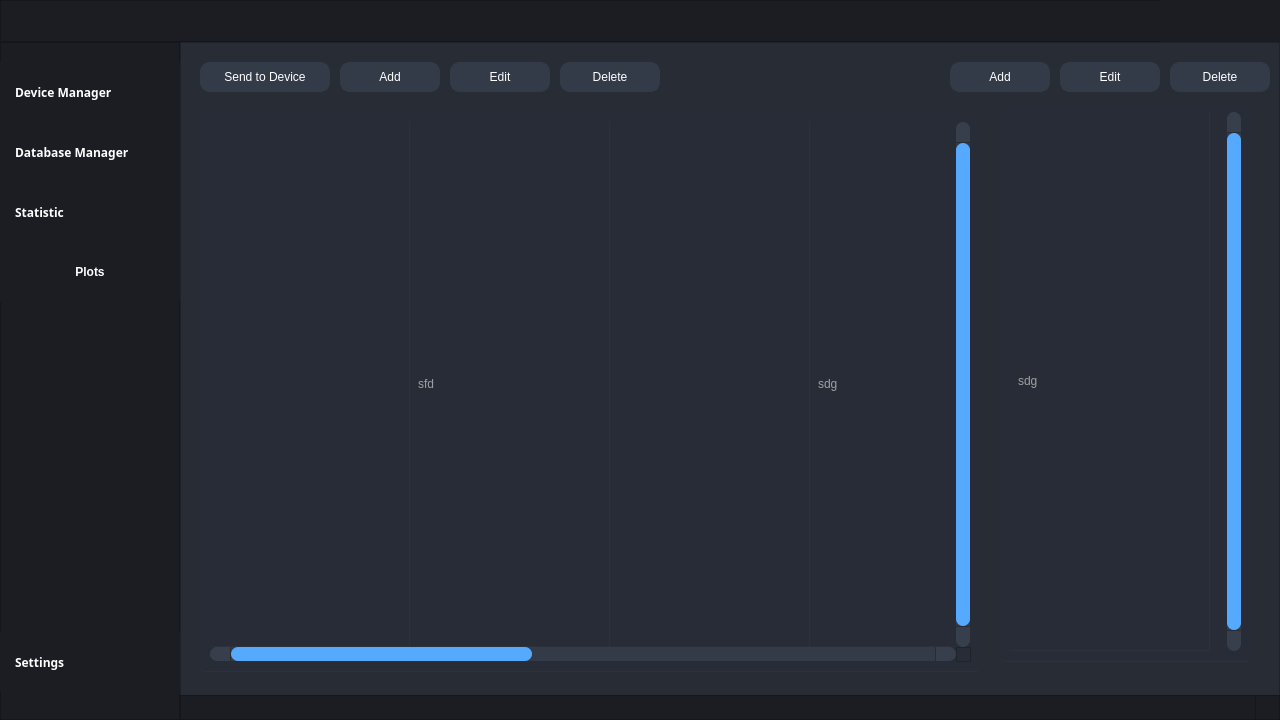
Qt form widget/form_main.ui (MetallicAlex/Thermal-Camera) before a commit.
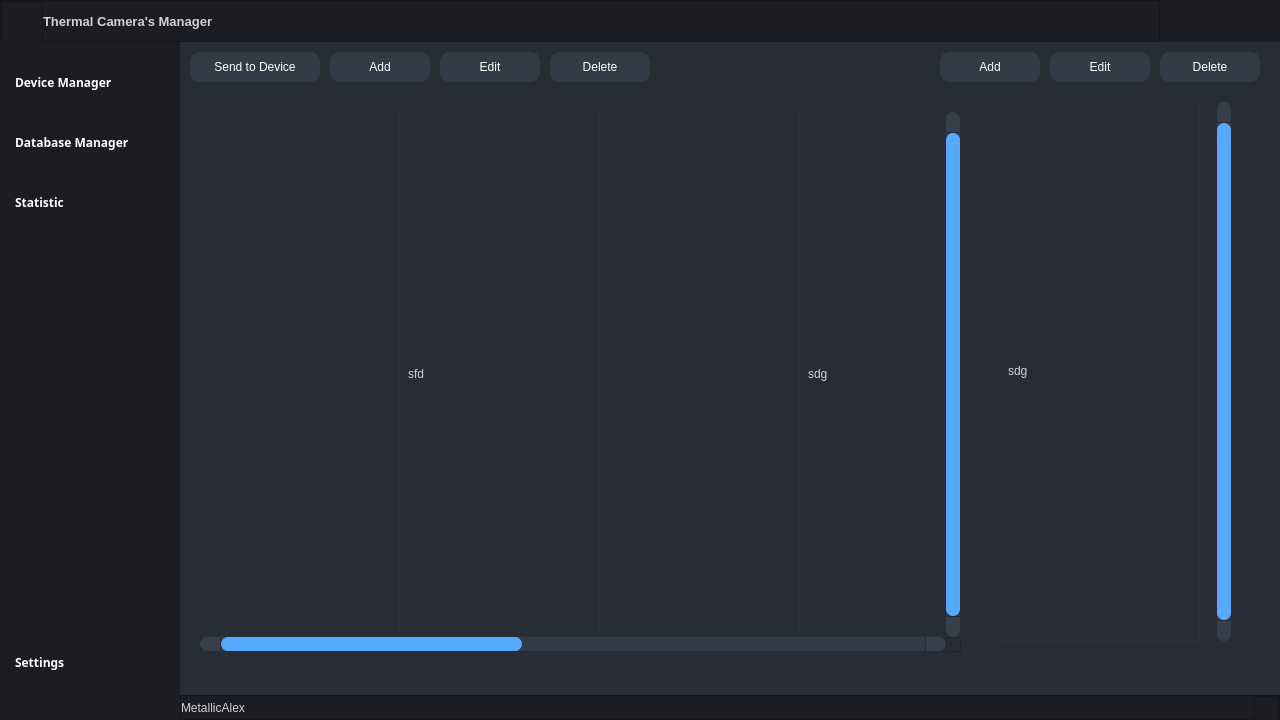
The same form after that commit. Icons and pictures are not drawn.

Commit message: add layouts for main form

Diff of the .ui file:
```diff
--- a/widget/form_main.ui
+++ b/widget/form_main.ui
@@ -10,18 +10,17 @@
     <height>720</height>
    </rect>
   </property>
+  <property name="minimumSize">
+   <size>
+    <width>1280</width>
+    <height>720</height>
+   </size>
+  </property>
   <property name="windowTitle">
    <string>Thermal Camera's Manager</string>
   </property>
-  <property name="styleSheet">
-   <string notr="true"/>
-  </property>
-  <widget class="QWidget" name="centralwidget">
-   <property name="minimumSize">
-    <size>
-     <width>1280</width>
-     <height>720</height>
-    </size>
+  <property name="toolTipDuration">
+   <number>-1</number>
    </property>
    <property name="styleSheet">
     <string notr="true">QMainWindow {background: transparent; }
@@ -32,6 +31,20 @@
 	border-radius: 2px;
 }</string>
    </property>
+  <widget class="QWidget" name="centralwidget">
+   <property name="minimumSize">
+    <size>
+     <width>1280</width>
+     <height>720</height>
+    </size>
+   </property>
+   <property name="toolTipDuration">
+    <number>-1</number>
+   </property>
+   <property name="styleSheet">
+    <string notr="true">background: transparent;
+color: rgb(210, 210, 210);</string>
+   </property>
    <widget class="QFrame" name="frame_main">
     <property name="geometry">
      <rect>
@@ -41,6 +54,12 @@
       <height>720</height>
      </rect>
     </property>
+    <property name="minimumSize">
+     <size>
+      <width>1280</width>
+      <height>720</height>
+     </size>
+    </property>
     <property name="styleSheet">
      <string notr="true">/* LINE EDIT */
 QLineEdit {
@@ -248,32 +267,306 @@
 </string>
     </property>
     <property name="frameShape">
-     <enum>QFrame::StyledPanel</enum>
+     <enum>QFrame::NoFrame</enum>
     </property>
     <property name="frameShadow">
      <enum>QFrame::Raised</enum>
     </property>
+    <layout class="QVBoxLayout" name="verticalLayout">
+     <property name="spacing">
+      <number>0</number>
+     </property>
+     <property name="leftMargin">
+      <number>0</number>
+     </property>
+     <property name="topMargin">
+      <number>0</number>
+     </property>
+     <property name="rightMargin">
+      <number>0</number>
+     </property>
+     <property name="bottomMargin">
+      <number>0</number>
+     </property>
+     <item>
     <widget class="QFrame" name="frame_header">
-     <property name="geometry">
-      <rect>
-       <x>0</x>
-       <y>0</y>
-       <width>1280</width>
+       <property name="minimumSize">
+        <size>
+         <width>0</width>
        <height>42</height>
-      </rect>
+        </size>
+       </property>
+       <property name="maximumSize">
+        <size>
+         <width>16777215</width>
+         <height>42</height>
+        </size>
      </property>
      <property name="styleSheet">
       <string notr="true">background-color: rgb(27, 29, 35);</string>
      </property>
      <property name="frameShape">
+        <enum>QFrame::NoFrame</enum>
+       </property>
+       <property name="frameShadow">
+        <enum>QFrame::Raised</enum>
+       </property>
+       <layout class="QHBoxLayout" name="horizontalLayout_2">
+        <property name="spacing">
+         <number>0</number>
+        </property>
+        <property name="leftMargin">
+         <number>0</number>
+        </property>
+        <property name="topMargin">
+         <number>0</number>
+        </property>
+        <property name="rightMargin">
+         <number>0</number>
+        </property>
+        <property name="bottomMargin">
+         <number>0</number>
+        </property>
+        <item>
+         <widget class="QFrame" name="frame_title">
+          <property name="frameShape">
       <enum>QFrame::StyledPanel</enum>
      </property>
      <property name="frameShadow">
       <enum>QFrame::Raised</enum>
      </property>
-     <property name="lineWidth">
+          <layout class="QHBoxLayout" name="horizontalLayout_3">
+           <property name="spacing">
       <number>0</number>
      </property>
+           <property name="leftMargin">
+            <number>0</number>
+           </property>
+           <property name="topMargin">
+            <number>0</number>
+           </property>
+           <property name="rightMargin">
+            <number>0</number>
+           </property>
+           <property name="bottomMargin">
+            <number>0</number>
+           </property>
+           <item>
+            <widget class="QFrame" name="frame_icon">
+             <property name="minimumSize">
+              <size>
+               <width>42</width>
+               <height>42</height>
+              </size>
+             </property>
+             <property name="maximumSize">
+              <size>
+               <width>42</width>
+               <height>42</height>
+              </size>
+             </property>
+             <property name="frameShape">
+              <enum>QFrame::StyledPanel</enum>
+             </property>
+             <property name="frameShadow">
+              <enum>QFrame::Raised</enum>
+             </property>
+            </widget>
+           </item>
+           <item>
+            <widget class="QLabel" name="label_title">
+             <property name="palette">
+              <palette>
+               <active>
+                <colorrole role="WindowText">
+                 <brush brushstyle="SolidPattern">
+                  <color alpha="255">
+                   <red>255</red>
+                   <green>255</green>
+                   <blue>255</blue>
+                  </color>
+                 </brush>
+                </colorrole>
+                <colorrole role="Button">
+                 <brush brushstyle="SolidPattern">
+                  <color alpha="0">
+                   <red>0</red>
+                   <green>0</green>
+                   <blue>0</blue>
+                  </color>
+                 </brush>
+                </colorrole>
+                <colorrole role="Text">
+                 <brush brushstyle="SolidPattern">
+                  <color alpha="255">
+                   <red>255</red>
+                   <green>255</green>
+                   <blue>255</blue>
+                  </color>
+                 </brush>
+                </colorrole>
+                <colorrole role="ButtonText">
+                 <brush brushstyle="SolidPattern">
+                  <color alpha="255">
+                   <red>255</red>
+                   <green>255</green>
+                   <blue>255</blue>
+                  </color>
+                 </brush>
+                </colorrole>
+                <colorrole role="Base">
+                 <brush brushstyle="SolidPattern">
+                  <color alpha="0">
+                   <red>0</red>
+                   <green>0</green>
+                   <blue>0</blue>
+                  </color>
+                 </brush>
+                </colorrole>
+                <colorrole role="Window">
+                 <brush brushstyle="SolidPattern">
+                  <color alpha="0">
+                   <red>0</red>
+                   <green>0</green>
+                   <blue>0</blue>
+                  </color>
+                 </brush>
+                </colorrole>
+               </active>
+               <inactive>
+                <colorrole role="WindowText">
+                 <brush brushstyle="SolidPattern">
+                  <color alpha="255">
+                   <red>255</red>
+                   <green>255</green>
+                   <blue>255</blue>
+                  </color>
+                 </brush>
+                </colorrole>
+                <colorrole role="Button">
+                 <brush brushstyle="SolidPattern">
+                  <color alpha="0">
+                   <red>0</red>
+                   <green>0</green>
+                   <blue>0</blue>
+                  </color>
+                 </brush>
+                </colorrole>
+                <colorrole role="Text">
+                 <brush brushstyle="SolidPattern">
+                  <color alpha="255">
+                   <red>255</red>
+                   <green>255</green>
+                   <blue>255</blue>
+                  </color>
+                 </brush>
+                </colorrole>
+                <colorrole role="ButtonText">
+                 <brush brushstyle="SolidPattern">
+                  <color alpha="255">
+                   <red>255</red>
+                   <green>255</green>
+                   <blue>255</blue>
+                  </color>
+                 </brush>
+                </colorrole>
+                <colorrole role="Base">
+                 <brush brushstyle="SolidPattern">
+                  <color alpha="0">
+                   <red>0</red>
+                   <green>0</green>
+                   <blue>0</blue>
+                  </color>
+                 </brush>
+                </colorrole>
+                <colorrole role="Window">
+                 <brush brushstyle="SolidPattern">
+                  <color alpha="0">
+                   <red>0</red>
+                   <green>0</green>
+                   <blue>0</blue>
+                  </color>
+                 </brush>
+                </colorrole>
+               </inactive>
+               <disabled>
+                <colorrole role="WindowText">
+                 <brush brushstyle="SolidPattern">
+                  <color alpha="255">
+                   <red>210</red>
+                   <green>210</green>
+                   <blue>210</blue>
+                  </color>
+                 </brush>
+                </colorrole>
+                <colorrole role="Button">
+                 <brush brushstyle="SolidPattern">
+                  <color alpha="0">
+                   <red>0</red>
+                   <green>0</green>
+                   <blue>0</blue>
+                  </color>
+                 </brush>
+                </colorrole>
+                <colorrole role="Text">
+                 <brush brushstyle="SolidPattern">
+                  <color alpha="255">
+                   <red>210</red>
+                   <green>210</green>
+                   <blue>210</blue>
+                  </color>
+                 </brush>
+                </colorrole>
+                <colorrole role="ButtonText">
+                 <brush brushstyle="SolidPattern">
+                  <color alpha="255">
+                   <red>210</red>
+                   <green>210</green>
+                   <blue>210</blue>
+                  </color>
+                 </brush>
+                </colorrole>
+                <colorrole role="Base">
+                 <brush brushstyle="SolidPattern">
+                  <color alpha="0">
+                   <red>0</red>
+                   <green>0</green>
+                   <blue>0</blue>
+                  </color>
+                 </brush>
+                </colorrole>
+                <colorrole role="Window">
+                 <brush brushstyle="SolidPattern">
+                  <color alpha="0">
+                   <red>0</red>
+                   <green>0</green>
+                   <blue>0</blue>
+                  </color>
+                 </brush>
+                </colorrole>
+               </disabled>
+              </palette>
+             </property>
+             <property name="font">
+              <font>
+               <family>Segoe UI</family>
+               <pointsize>10</pointsize>
+               <weight>75</weight>
+               <bold>true</bold>
+              </font>
+             </property>
+             <property name="styleSheet">
+              <string notr="true">background: transparent;</string>
+             </property>
+             <property name="text">
+              <string>Thermal Camera's Manager</string>
+             </property>
+            </widget>
+           </item>
+          </layout>
+         </widget>
+        </item>
+        <item>
      <widget class="QFrame" name="frame_system_buttons">
       <property name="geometry">
        <rect>
@@ -451,33 +744,128 @@
        </item>
       </layout>
      </widget>
-    </widget>
-    <widget class="QFrame" name="frame_menu">
+        </item>
+       </layout>
+      </widget>
+     </item>
+     <item>
+      <widget class="QFrame" name="frame_center">
+       <property name="sizePolicy">
+        <sizepolicy hsizetype="Expanding" vsizetype="Expanding">
+         <horstretch>0</horstretch>
+         <verstretch>0</verstretch>
+        </sizepolicy>
+       </property>
+       <property name="frameShape">
+        <enum>QFrame::NoFrame</enum>
+       </property>
+       <property name="frameShadow">
+        <enum>QFrame::Raised</enum>
+       </property>
+       <layout class="QHBoxLayout" name="horizontalLayout">
+        <property name="spacing">
+         <number>0</number>
+        </property>
+        <property name="sizeConstraint">
+         <enum>QLayout::SetDefaultConstraint</enum>
+        </property>
+        <property name="leftMargin">
+         <number>0</number>
+        </property>
+        <property name="topMargin">
+         <number>0</number>
+        </property>
+        <property name="rightMargin">
+         <number>0</number>
+        </property>
+        <property name="bottomMargin">
+         <number>0</number>
+        </property>
+        <item>
+         <widget class="QFrame" name="frame_left_menu">
+          <property name="sizePolicy">
+           <sizepolicy hsizetype="Preferred" vsizetype="Preferred">
+            <horstretch>0</horstretch>
+            <verstretch>0</verstretch>
+           </sizepolicy>
+          </property>
+          <property name="minimumSize">
+           <size>
+            <width>180</width>
+            <height>0</height>
+           </size>
+          </property>
+          <property name="maximumSize">
+           <size>
+            <width>180</width>
+            <height>16777215</height>
+           </size>
+          </property>
+          <property name="styleSheet">
+           <string notr="true">background-color: rgb(27, 29, 35);</string>
+          </property>
+          <property name="frameShape">
+           <enum>QFrame::NoFrame</enum>
+          </property>
+          <property name="frameShadow">
+           <enum>QFrame::Raised</enum>
+          </property>
+          <widget class="QPushButton" name="button_database">
      <property name="geometry">
       <rect>
        <x>0</x>
-       <y>42</y>
+             <y>70</y>
        <width>180</width>
-       <height>678</height>
-      </rect>
-     </property>
+             <height>60</height>
+            </rect>
+           </property>
+           <property name="font">
+            <font>
+             <family>Segoe UI Semibold</family>
+             <pointsize>9</pointsize>
+             <weight>75</weight>
+             <bold>true</bold>
+            </font>
+           </property>
      <property name="styleSheet">
-      <string notr="true">background-color: rgb(27, 29, 35);</string>
-     </property>
-     <property name="frameShape">
-      <enum>QFrame::StyledPanel</enum>
-     </property>
-     <property name="frameShadow">
-      <enum>QFrame::Raised</enum>
-     </property>
-     <property name="lineWidth">
-      <number>0</number>
-     </property>
+            <string notr="true">QPushButton {
+	background-position: left;
+	background-repeat: no-reperat;
+	background-origin: content;
+    text-align: left;
+	padding-left: 15px;
+	border: none;
+	color: rgb(255, 255, 255);
+}
+QPushButton:hover {
+	background-color: rgb(40, 44, 52);
+}
+QPushButton:pressed {	
+	background-color: rgb(85, 170, 255);
+}</string>
+           </property>
+           <property name="text">
+            <string>Database Manager</string>
+           </property>
+           <property name="icon">
+            <iconset resource="files.qrc">
+             <normaloff>:/24x24/data/resources/icons/24x24/cil-people.png</normaloff>:/24x24/data/resources/icons/24x24/cil-people.png</iconset>
+           </property>
+           <property name="iconSize">
+            <size>
+             <width>24</width>
+             <height>24</height>
+            </size>
+           </property>
+           <property name="flat">
+            <bool>true</bool>
+           </property>
+          </widget>
      <widget class="QPushButton" name="button_device">
       <property name="geometry">
        <rect>
         <x>0</x>
-        <y>20</y>
+             <y>10</y>
         <width>180</width>
         <height>60</height>
        </rect>
@@ -533,62 +921,11 @@
        <bool>true</bool>
       </property>
      </widget>
-     <widget class="QPushButton" name="button_database">
-      <property name="geometry">
-       <rect>
-        <x>0</x>
-        <y>80</y>
-        <width>180</width>
-        <height>60</height>
-       </rect>
-      </property>
-      <property name="font">
-       <font>
-        <family>Segoe UI Semibold</family>
-        <pointsize>9</pointsize>
-        <weight>75</weight>
-        <bold>true</bold>
-       </font>
-      </property>
-      <property name="styleSheet">
-       <string notr="true">QPushButton {
-	background-position: left;
-	background-repeat: no-reperat;
-	background-origin: content;
-    text-align: left;
-	padding-left: 15px;
-	border: none;
-	color: rgb(255, 255, 255);
-}
-QPushButton:hover {
-	background-color: rgb(40, 44, 52);
-}
-QPushButton:pressed {	
-	background-color: rgb(85, 170, 255);
-}</string>
-      </property>
-      <property name="text">
-       <string>Database Manager</string>
-      </property>
-      <property name="icon">
-       <iconset resource="files.qrc">
-        <normaloff>:/24x24/data/resources/icons/24x24/cil-people.png</normaloff>:/24x24/data/resources/icons/24x24/cil-people.png</iconset>
-      </property>
-      <property name="iconSize">
-       <size>
-        <width>24</width>
-        <height>24</height>
-       </size>
-      </property>
-      <property name="flat">
-       <bool>true</bool>
-      </property>
-     </widget>
      <widget class="QPushButton" name="button_statistic">
       <property name="geometry">
        <rect>
         <x>0</x>
-        <y>140</y>
+             <y>130</y>
         <width>180</width>
         <height>60</height>
        </rect>
@@ -635,44 +972,6 @@
        <bool>true</bool>
       </property>
      </widget>
-     <widget class="QPushButton" name="pushButton_4">
-      <property name="geometry">
-       <rect>
-        <x>0</x>
-        <y>200</y>
-        <width>180</width>
-        <height>60</height>
-       </rect>
-      </property>
-      <property name="font">
-       <font>
-        <family>Segoe UI</family>
-        <pointsize>9</pointsize>
-        <weight>75</weight>
-        <bold>true</bold>
-       </font>
-      </property>
-      <property name="styleSheet">
-       <string notr="true">QPushButton {
-	background-position: center;
-	background-repeat: no-reperat;
-	border: none;
-	color: rgb(255, 255, 255);
-}
-QPushButton:hover {
-	background-color: rgb(40, 44, 52);
-}
-QPushButton:pressed {	
-	background-color: rgb(85, 170, 255);
-}</string>
-      </property>
-      <property name="text">
-       <string>Plots</string>
-      </property>
-      <property name="flat">
-       <bool>true</bool>
-      </property>
-     </widget>
      <widget class="QPushButton" name="button_settings">
       <property name="geometry">
        <rect>
@@ -725,33 +1024,36 @@
       </property>
      </widget>
     </widget>
+        </item>
+        <item>
     <widget class="QFrame" name="frame_contains">
-     <property name="geometry">
-      <rect>
-       <x>180</x>
-       <y>42</y>
-       <width>1100</width>
-       <height>678</height>
-      </rect>
-     </property>
      <property name="styleSheet">
       <string notr="true">background-color: rgb(40, 44, 52);</string>
      </property>
      <property name="frameShape">
-      <enum>QFrame::StyledPanel</enum>
+           <enum>QFrame::NoFrame</enum>
      </property>
      <property name="frameShadow">
       <enum>QFrame::Raised</enum>
      </property>
+          <layout class="QVBoxLayout" name="verticalLayout_2">
+           <property name="spacing">
+            <number>0</number>
+           </property>
+           <property name="leftMargin">
+            <number>0</number>
+           </property>
+           <property name="topMargin">
+            <number>0</number>
+           </property>
+           <property name="rightMargin">
+            <number>0</number>
+           </property>
+           <property name="bottomMargin">
+            <number>0</number>
+           </property>
+           <item>
      <widget class="QStackedWidget" name="stackedWidget">
-      <property name="geometry">
-       <rect>
-        <x>10</x>
-        <y>10</y>
-        <width>1081</width>
-        <height>631</height>
-       </rect>
-      </property>
       <property name="currentIndex">
        <number>1</number>
       </property>
@@ -1227,9 +1529,9 @@
            <colorrole role="WindowText">
             <brush brushstyle="SolidPattern">
              <color alpha="255">
-              <red>160</red>
-              <green>160</green>
-              <blue>160</blue>
+                     <red>210</red>
+                     <green>210</green>
+                     <blue>210</blue>
              </color>
             </brush>
            </colorrole>
@@ -1245,9 +1547,18 @@
            <colorrole role="Text">
             <brush brushstyle="SolidPattern">
              <color alpha="255">
-              <red>160</red>
-              <green>160</green>
-              <blue>160</blue>
+                     <red>210</red>
+                     <green>210</green>
+                     <blue>210</blue>
+                    </color>
+                   </brush>
+                  </colorrole>
+                  <colorrole role="ButtonText">
+                   <brush brushstyle="SolidPattern">
+                    <color alpha="255">
+                     <red>210</red>
+                     <green>210</green>
+                     <blue>210</blue>
              </color>
             </brush>
            </colorrole>
@@ -1274,9 +1585,9 @@
            <colorrole role="WindowText">
             <brush brushstyle="SolidPattern">
              <color alpha="255">
-              <red>160</red>
-              <green>160</green>
-              <blue>160</blue>
+                     <red>210</red>
+                     <green>210</green>
+                     <blue>210</blue>
              </color>
             </brush>
            </colorrole>
@@ -1292,9 +1603,18 @@
            <colorrole role="Text">
             <brush brushstyle="SolidPattern">
              <color alpha="255">
-              <red>160</red>
-              <green>160</green>
-              <blue>160</blue>
+                     <red>210</red>
+                     <green>210</green>
+                     <blue>210</blue>
+                    </color>
+                   </brush>
+                  </colorrole>
+                  <colorrole role="ButtonText">
+                   <brush brushstyle="SolidPattern">
+                    <color alpha="255">
+                     <red>210</red>
+                     <green>210</green>
+                     <blue>210</blue>
              </color>
             </brush>
            </colorrole>
@@ -1321,9 +1641,9 @@
            <colorrole role="WindowText">
             <brush brushstyle="SolidPattern">
              <color alpha="255">
-              <red>120</red>
-              <green>120</green>
-              <blue>120</blue>
+                     <red>210</red>
+                     <green>210</green>
+                     <blue>210</blue>
              </color>
             </brush>
            </colorrole>
@@ -1339,9 +1659,18 @@
            <colorrole role="Text">
             <brush brushstyle="SolidPattern">
              <color alpha="255">
-              <red>120</red>
-              <green>120</green>
-              <blue>120</blue>
+                     <red>210</red>
+                     <green>210</green>
+                     <blue>210</blue>
+                    </color>
+                   </brush>
+                  </colorrole>
+                  <colorrole role="ButtonText">
+                   <brush brushstyle="SolidPattern">
+                    <color alpha="255">
+                     <red>210</red>
+                     <green>210</green>
+                     <blue>210</blue>
              </color>
             </brush>
            </colorrole>
@@ -1691,9 +2020,9 @@
            <colorrole role="WindowText">
             <brush brushstyle="SolidPattern">
              <color alpha="255">
-              <red>160</red>
-              <green>160</green>
-              <blue>160</blue>
+                     <red>210</red>
+                     <green>210</green>
+                     <blue>210</blue>
              </color>
             </brush>
            </colorrole>
@@ -1709,9 +2038,18 @@
            <colorrole role="Text">
             <brush brushstyle="SolidPattern">
              <color alpha="255">
-              <red>160</red>
-              <green>160</green>
-              <blue>160</blue>
+                     <red>210</red>
+                     <green>210</green>
+                     <blue>210</blue>
+                    </color>
+                   </brush>
+                  </colorrole>
+                  <colorrole role="ButtonText">
+                   <brush brushstyle="SolidPattern">
+                    <color alpha="255">
+                     <red>210</red>
+                     <green>210</green>
+                     <blue>210</blue>
              </color>
             </brush>
            </colorrole>
@@ -1738,9 +2076,9 @@
            <colorrole role="WindowText">
             <brush brushstyle="SolidPattern">
              <color alpha="255">
-              <red>160</red>
-              <green>160</green>
-              <blue>160</blue>
+                     <red>210</red>
+                     <green>210</green>
+                     <blue>210</blue>
              </color>
             </brush>
            </colorrole>
@@ -1756,9 +2094,18 @@
            <colorrole role="Text">
             <brush brushstyle="SolidPattern">
              <color alpha="255">
-              <red>160</red>
-              <green>160</green>
-              <blue>160</blue>
+                     <red>210</red>
+                     <green>210</green>
+                     <blue>210</blue>
+                    </color>
+                   </brush>
+                  </colorrole>
+                  <colorrole role="ButtonText">
+                   <brush brushstyle="SolidPattern">
+                    <color alpha="255">
+                     <red>210</red>
+                     <green>210</green>
+                     <blue>210</blue>
              </color>
             </brush>
            </colorrole>
@@ -1785,9 +2132,9 @@
            <colorrole role="WindowText">
             <brush brushstyle="SolidPattern">
              <color alpha="255">
-              <red>120</red>
-              <green>120</green>
-              <blue>120</blue>
+                     <red>210</red>
+                     <green>210</green>
+                     <blue>210</blue>
              </color>
             </brush>
            </colorrole>
@@ -1803,9 +2150,18 @@
            <colorrole role="Text">
             <brush brushstyle="SolidPattern">
              <color alpha="255">
-              <red>120</red>
-              <green>120</green>
-              <blue>120</blue>
+                     <red>210</red>
+                     <green>210</green>
+                     <blue>210</blue>
+                    </color>
+                   </brush>
+                  </colorrole>
+                  <colorrole role="ButtonText">
+                   <brush brushstyle="SolidPattern">
+                    <color alpha="255">
+                     <red>210</red>
+                     <green>210</green>
+                     <blue>210</blue>
              </color>
             </brush>
            </colorrole>
@@ -2059,14 +2415,20 @@
       <widget class="QWidget" name="page_statistic"/>
       <widget class="QWidget" name="page_settings"/>
      </widget>
+           </item>
+           <item>
      <widget class="QFrame" name="frame_statusbar">
-      <property name="geometry">
-       <rect>
-        <x>0</x>
-        <y>653</y>
-        <width>1100</width>
+             <property name="minimumSize">
+              <size>
+               <width>0</width>
         <height>25</height>
-       </rect>
+              </size>
+             </property>
+             <property name="maximumSize">
+              <size>
+               <width>16777215</width>
+               <height>25</height>
+              </size>
       </property>
       <property name="styleSheet">
        <string notr="true">background-color: rgb(27, 29, 35);</string>
@@ -2077,14 +2439,49 @@
       <property name="frameShadow">
        <enum>QFrame::Raised</enum>
       </property>
+             <layout class="QHBoxLayout" name="horizontalLayout_4">
+              <property name="spacing">
+               <number>0</number>
+              </property>
+              <property name="leftMargin">
+               <number>0</number>
+              </property>
+              <property name="topMargin">
+               <number>0</number>
+              </property>
+              <property name="rightMargin">
+               <number>0</number>
+              </property>
+              <property name="bottomMargin">
+               <number>0</number>
+              </property>
+              <item>
+               <widget class="QLabel" name="label_statusbar">
+                <property name="font">
+                 <font>
+                  <family>Segoe UI</family>
+                  <weight>50</weight>
+                  <bold>false</bold>
+                 </font>
+                </property>
+                <property name="text">
+                 <string>MetallicAlex</string>
+                </property>
+               </widget>
+              </item>
+              <item>
       <widget class="QFrame" name="frame_size_grip">
-       <property name="geometry">
-        <rect>
-         <x>1075</x>
-         <y>0</y>
+                <property name="minimumSize">
+                 <size>
          <width>25</width>
          <height>25</height>
-        </rect>
+                 </size>
+                </property>
+                <property name="maximumSize">
+                 <size>
+                  <width>25</width>
+                  <height>25</height>
+                 </size>
        </property>
        <property name="contextMenuPolicy">
         <enum>Qt::DefaultContextMenu</enum>
@@ -2103,8 +2500,17 @@
         <enum>QFrame::Raised</enum>
        </property>
       </widget>
-     </widget>
-    </widget>
+              </item>
+             </layout>
+            </widget>
+           </item>
+          </layout>
+         </widget>
+        </item>
+       </layout>
+      </widget>
+     </item>
+    </layout>
    </widget>
   </widget>
  </widget>
```
Left out of the diff: 74 changed lines with no effect on the pictures. Lines whose indentation alone changed are shown as unchanged. The commit also changes 6 other files.
